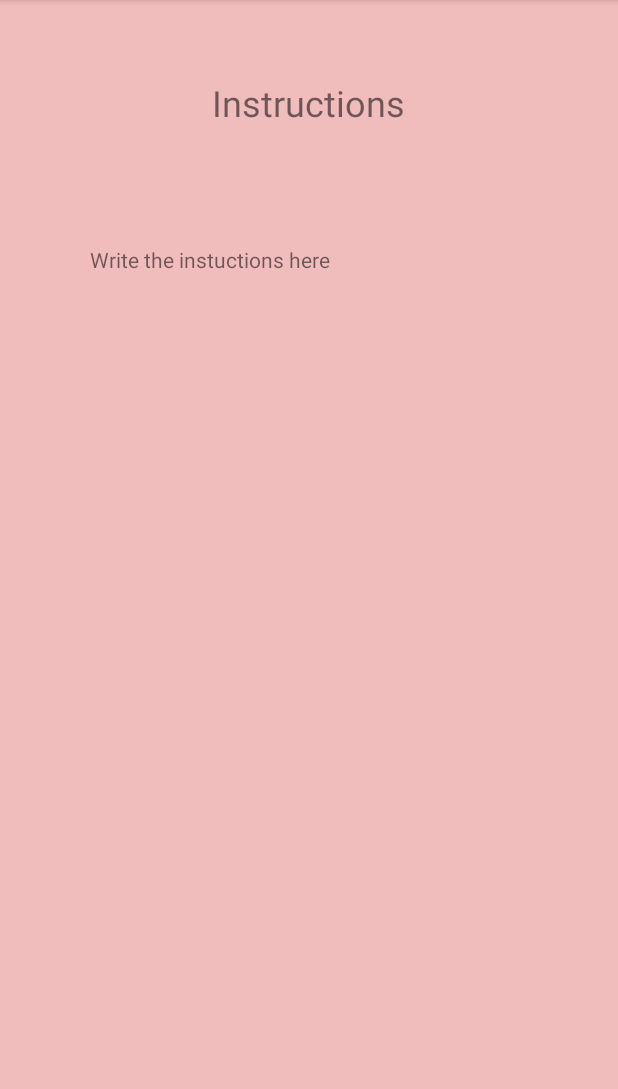
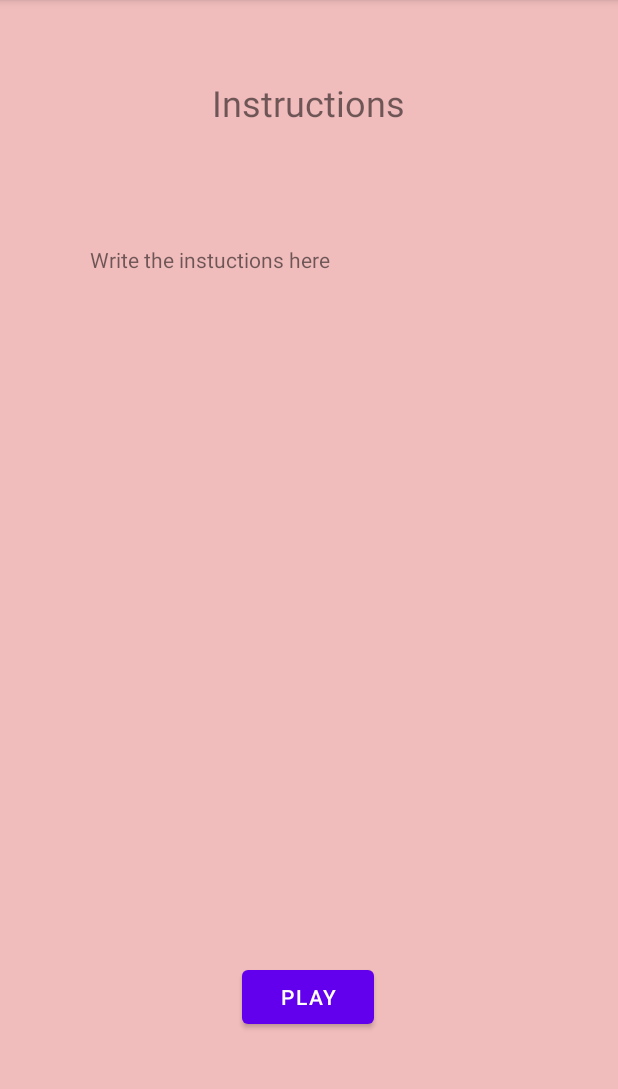
Before and after one commit to af-md/AndroidScienceGame, an Android app: the fragment IntructionsFragment shown on its own in the app's theme, on a phone screen of 412 x 824 dp, the part 84-1173 px from its top. Run offline under Robolectric (Android 15) with nearby library versions, the phone set to English and light mode, and no system bars; 1 statement that could not run was skipped.

Commit message:
Fragments Created and Connected

```diff
--- a/app/src/main/AndroidManifest.xml
+++ b/app/src/main/AndroidManifest.xml
@@ -9,7 +9,7 @@
         android:roundIcon="@mipmap/ic_launcher_round"
         android:supportsRtl="true"
         android:theme="@style/Theme.CellGame">
-        <activity android:name=".WelcomeFragment">
+        <activity android:name=".MainActivity">
             <intent-filter>
                 <action android:name="android.intent.action.MAIN" />
 
--- a/app/src/main/java/com/example/cellgame/GameFragment.java
+++ b/app/src/main/java/com/example/cellgame/GameFragment.java
@@ -23,6 +23,7 @@ public class GameFragment extends Fragment {
     // TODO: Rename and change types of parameters
     private String mParam1;
     private String mParam2;
+
 
     public GameFragment() {
         // Required empty public constructor
--- a/app/src/main/java/com/example/cellgame/IntructionsFragment.java
+++ b/app/src/main/java/com/example/cellgame/IntructionsFragment.java
@@ -2,11 +2,17 @@ package com.example.cellgame;
 
 import android.os.Bundle;
 
+import androidx.annotation.NonNull;
+import androidx.annotation.Nullable;
+import androidx.core.view.ViewCompat;
 import androidx.fragment.app.Fragment;
+import androidx.navigation.NavController;
+import androidx.navigation.Navigation;
 
 import android.view.LayoutInflater;
 import android.view.View;
 import android.view.ViewGroup;
+import android.widget.Button;
 
 /**
  * A simple {@link Fragment} subclass.
@@ -23,6 +29,8 @@ public class IntructionsFragment extends Fragment {
     // TODO: Rename and change types of parameters
     private String mParam1;
     private String mParam2;
+    private NavController navController;
+    private Button playButton;
 
     public IntructionsFragment() {
         // Required empty public constructor
@@ -61,4 +69,19 @@ public class IntructionsFragment extends Fragment {
         // Inflate the layout for this fragment
         return inflater.inflate(R.layout.fragment_intructions, container, false);
     }
+
+    @Override
+    public void onViewCreated(@NonNull View view, @Nullable Bundle savedInstanceState) {
+        super.onViewCreated(view, savedInstanceState);
+
+        navController = Navigation.findNavController(view);
+
+        playButton = view.findViewById(R.id.instruction_play_button);
+        playButton.setOnClickListener(new View.OnClickListener() {
+            @Override
+            public void onClick(View v) {
+                navController.navigate(R.id.action_intructionsFragment_to_gameFragment);
+            }
+        });
+    }
 }
--- a/app/src/main/res/layout/fragment_intructions.xml
+++ b/app/src/main/res/layout/fragment_intructions.xml
@@ -41,4 +41,16 @@
         app:layout_constraintStart_toStartOf="parent"
         app:layout_constraintTop_toTopOf="parent" />
 
+    <Button
+        android:id="@+id/instruction_play_button"
+        android:layout_width="wrap_content"
+        android:layout_height="wrap_content"
+        android:text="Play"
+        app:layout_constraintBottom_toBottomOf="parent"
+        app:layout_constraintEnd_toEndOf="parent"
+        app:layout_constraintHorizontal_bias="0.498"
+        app:layout_constraintStart_toStartOf="parent"
+        app:layout_constraintTop_toTopOf="parent"
+        app:layout_constraintVertical_bias="0.89" />
+
 </androidx.constraintlayout.widget.ConstraintLayout>
```
Also changed, not shown: app/src/main/java/com/example/cellgame/MainActivity.java (added, +14 -0 lines), app/src/main/java/com/example/cellgame/StartFragment.java (+25 -0 lines), app/src/main/res/layout/activity_main.xml (added, +18 -0 lines), app/src/main/res/layout/fragment_start.xml (+42 -11 lines), app/src/main/res/navigation/nav_graph.xml (+19 -1 lines).
